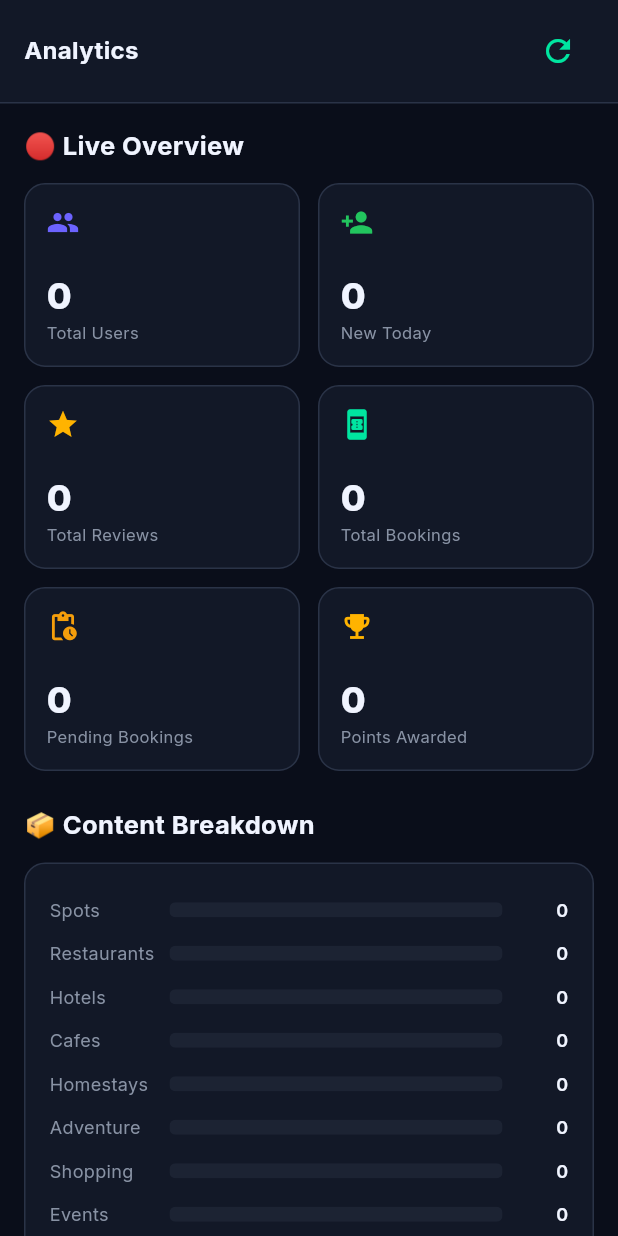
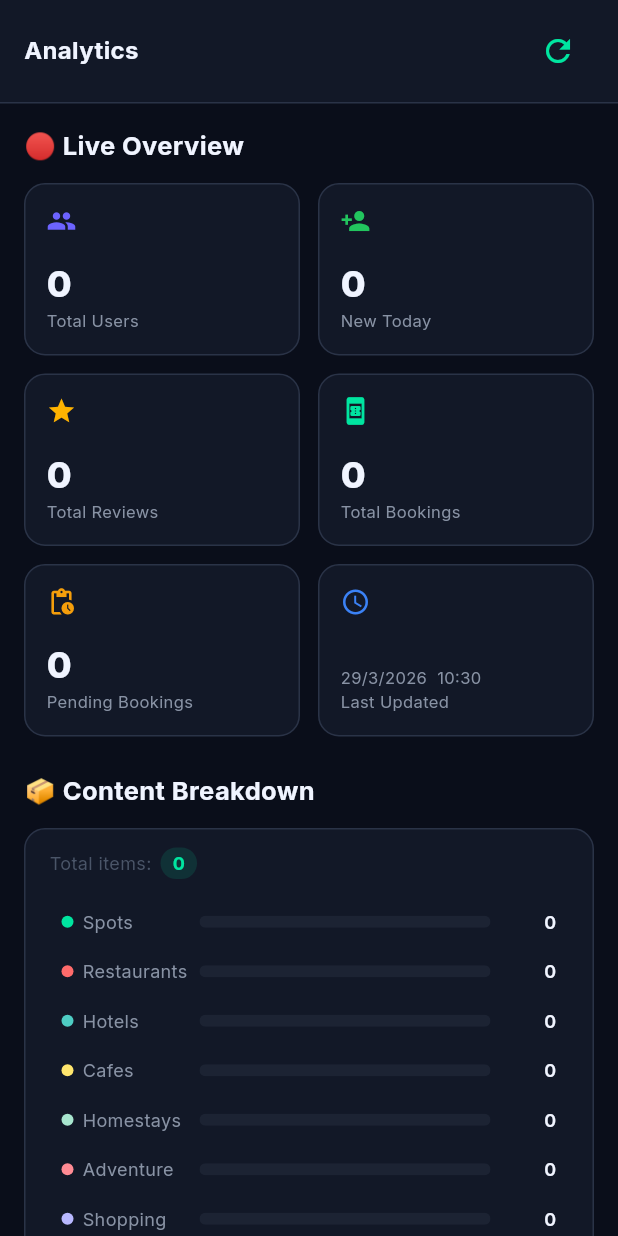
Before and after one commit to tluangaralte3/spotsence, a Flutter app: the AdminAnalyticsScreen screen opened directly, on a phone screen of 412 x 824 dp. Run offline on Flutter 3.47's test engine with Material 3 defaults, Android fonts, the phone set to English and light mode, and no system bars; our stand-ins replace cached_network_image, carousel_slider, cloud_firestore, csv, dio, file_picker and 17 more; accounts and stored records are empty; network calls fail.

Commit message:
feat: Refactor admin controller and analytics screen for improved data fetching and UI updates

```diff
--- a/lib/main.dart
+++ b/lib/main.dart
@@ -8,6 +8,7 @@ import 'firebase_options.dart';
 
 Future<void> main() async {
   WidgetsFlutterBinding.ensureInitialized();
+
   try {
     await Firebase.initializeApp(
       options: DefaultFirebaseOptions.currentPlatform,
@@ -15,6 +16,7 @@ Future<void> main() async {
   } on FirebaseException catch (e) {
     if (e.code != 'duplicate-app') rethrow;
   }
+
   runApp(const ProviderScope(child: SpotMizoramApp()));
 }
 
--- a/lib/screens/admin/analytics/admin_analytics_screen.dart
+++ b/lib/screens/admin/analytics/admin_analytics_screen.dart
@@ -70,12 +70,9 @@ class AdminAnalyticsScreen extends ConsumerWidget {
                   counts.when(
                     loading: () => const _LoadingCard(),
                     error: (e, _) => _ErrorCard(message: e.toString()),
-                    data: (c) => _ContentBarChart(counts: c),
+                    data: (c) => _InteractiveBarChart(counts: c),
                   ),
-                  const SizedBox(height: 24),
-                  const _SectionHeader('ℹ️ Analytics Note'),
-                  const SizedBox(height: 8),
-                  const _NoteCard(),
+                  const SizedBox(height: 16),
                 ],
               ),
             ),
@@ -96,11 +93,10 @@ class _LiveStatsSection extends StatelessWidget {
 
   @override
   Widget build(BuildContext context) {
-    final col = context.col;
     return Column(
       crossAxisAlignment: CrossAxisAlignment.start,
       children: [
-        _SectionHeader('🔴 Live Overview'),
+        const _SectionHeader('🔴 Live Overview'),
         const SizedBox(height: 12),
         GridView.count(
           crossAxisCount: 2,
@@ -108,7 +104,7 @@ class _LiveStatsSection extends StatelessWidget {
           physics: const NeverScrollableScrollPhysics(),
           crossAxisSpacing: 12,
           mainAxisSpacing: 12,
-          childAspectRatio: 1.5,
+          childAspectRatio: 1.6,
           children: [
             _LiveStatCard(
               label: 'Total Users',
@@ -141,22 +137,14 @@ class _LiveStatsSection extends StatelessWidget {
               color: AppColors.warning,
             ),
             _LiveStatCard(
-              label: 'Points Awarded',
-              value: snap.totalPointsAwarded,
-              icon: Icons.emoji_events,
-              color: AppColors.gold,
+              label: 'Last Updated',
+              value: null,
+              icon: Icons.schedule,
+              color: AppColors.info,
+              subtitle: snap.updatedAt != null ? _fmt(snap.updatedAt!) : '—',
             ),
           ],
         ),
-        if (snap.updatedAt != null) ...[
-          const SizedBox(height: 8),
-          Center(
-            child: Text(
-              'Last updated: ${_fmt(snap.updatedAt!)}',
-              style: TextStyle(color: col.textMuted, fontSize: 11),
-            ),
-          ),
-        ],
       ],
     );
   }
@@ -167,7 +155,8 @@ class _LiveStatsSection extends StatelessWidget {
 
 class _LiveStatCard extends StatelessWidget {
   final String label;
-  final int value;
+  final int? value;
+  final String? subtitle;
   final IconData icon;
   final Color color;
   const _LiveStatCard({
@@ -175,6 +164,7 @@ class _LiveStatCard extends StatelessWidget {
     required this.value,
     required this.icon,
     required this.color,
+    this.subtitle,
   });
 
   @override
@@ -191,8 +181,9 @@ class _LiveStatCard extends StatelessWidget {
         crossAxisAlignment: CrossAxisAlignment.start,
         mainAxisAlignment: MainAxisAlignment.center,
         children: [
-          Icon(icon, color: color, size: 22),
+          Icon(icon, color: color, size: 20),
           const Spacer(),
+          if (value != null)
             Text(
               value.toString(),
               style: TextStyle(
@@ -200,8 +191,19 @@ class _LiveStatCard extends StatelessWidget {
                 fontSize: 24,
                 fontWeight: FontWeight.w800,
               ),
+            )
+          else
+            Text(
+              subtitle ?? '—',
+              style: TextStyle(
+                color: col.textSecondary,
+                fontSize: 11,
               ),
-          Text(label, style: TextStyle(color: col.textSecondary, fontSize: 11)),
+            ),
+          Text(
+            label,
+            style: TextStyle(color: col.textSecondary, fontSize: 11),
+          ),
         ],
       ),
     );
@@ -209,14 +211,24 @@ class _LiveStatCard extends StatelessWidget {
 }
 
 // ─────────────────────────────────────────────────────────────────────────────
-// Simple horizontal bar chart for collection counts
+// Interactive animated bar chart
 // ─────────────────────────────────────────────────────────────────────────────
 
-class _ContentBarChart extends StatelessWidget {
+class _InteractiveBarChart extends StatefulWidget {
   final Map<String, int> counts;
-  const _ContentBarChart({required this.counts});
+  const _InteractiveBarChart({required this.counts});
 
-  static const _order = [
+  @override
+  State<_InteractiveBarChart> createState() => _InteractiveBarChartState();
+}
+
+class _InteractiveBarChartState extends State<_InteractiveBarChart>
+    with SingleTickerProviderStateMixin {
+  late AnimationController _ctrl;
+  late Animation<double> _anim;
+  int? _selectedIdx;
+
+  static const _entries = [
     ('spots', 'Spots', AppColors.primary),
     ('restaurants', 'Restaurants', Color(0xFFFF6B6B)),
     ('hotels', 'Hotels', Color(0xFF4ECDC4)),
@@ -230,61 +242,213 @@ class _ContentBarChart extends StatelessWidget {
   ];
 
   @override
+  void initState() {
+    super.initState();
+    _ctrl = AnimationController(
+      vsync: this,
+      duration: const Duration(milliseconds: 900),
+    );
+    _anim = CurvedAnimation(parent: _ctrl, curve: Curves.easeOutCubic);
+    _ctrl.forward();
+  }
+
+  @override
+  void dispose() {
+    _ctrl.dispose();
+    super.dispose();
+  }
+
+  int get _maxCount =>
+      _entries.fold(1, (prev, e) => (widget.counts[e.$1] ?? 0) > prev ? (widget.counts[e.$1] ?? 0) : prev);
+
+  int get _totalCount =>
+      _entries.fold(0, (sum, e) => sum + (widget.counts[e.$1] ?? 0));
+
+  @override
   Widget build(BuildContext context) {
     final col = context.col;
-    final maxCount = counts.values.fold(1, (a, b) => a > b ? a : b);
+    final total = _totalCount;
 
+    return AnimatedBuilder(
+      animation: _anim,
+      builder: (context, _) {
         return Container(
-      padding: const EdgeInsets.all(16),
+          padding: const EdgeInsets.symmetric(vertical: 12, horizontal: 16),
           decoration: BoxDecoration(
             color: col.surface,
             borderRadius: BorderRadius.circular(14),
             border: Border.all(color: col.border),
           ),
           child: Column(
-        children: _order.map((meta) {
-          final (key, label, color) = meta;
-          final count = counts[key] ?? 0;
-          final ratio = maxCount == 0 ? 0.0 : count / maxCount;
-          return Padding(
-            padding: const EdgeInsets.symmetric(vertical: 6),
+            crossAxisAlignment: CrossAxisAlignment.start,
+            children: [
+              // Total badge
+              Row(
+                children: [
+                  Text(
+                    'Total items:',
+                    style: TextStyle(color: col.textMuted, fontSize: 12),
+                  ),
+                  const SizedBox(width: 6),
+                  Container(
+                    padding: const EdgeInsets.symmetric(
+                      horizontal: 8,
+                      vertical: 2,
+                    ),
+                    decoration: BoxDecoration(
+                      color: AppColors.primary.withValues(alpha: 0.12),
+                      borderRadius: BorderRadius.circular(20),
+                    ),
+                    child: Text(
+                      total.toString(),
+                      style: const TextStyle(
+                        color: AppColors.primary,
+                        fontWeight: FontWeight.w700,
+                        fontSize: 12,
+                      ),
+                    ),
+                  ),
+                  if (_selectedIdx != null) ...[
+                    const Spacer(),
+                    GestureDetector(
+                      onTap: () => setState(() => _selectedIdx = null),
+                      child: Text(
+                        'Clear',
+                        style: TextStyle(
+                          color: col.textMuted,
+                          fontSize: 12,
+                          decoration: TextDecoration.underline,
+                        ),
+                      ),
+                    ),
+                  ],
+                ],
+              ),
+              const SizedBox(height: 14),
+              ...List.generate(_entries.length, (i) => _buildRow(context, i, total)),
+            ],
+          ),
+        );
+      },
+    );
+  }
+
+  Widget _buildRow(BuildContext context, int i, int total) {
+    final col = context.col;
+    final (key, label, color) = _entries[i];
+    final count = widget.counts[key] ?? 0;
+    final maxCount = _maxCount;
+    final ratio = maxCount == 0 ? 0.0 : (count / maxCount) * _anim.value;
+    final isSelected = _selectedIdx == i;
+    final isDimmed = _selectedIdx != null && !isSelected;
+    final pct = total == 0 ? 0.0 : count / total * 100;
+
+    return GestureDetector(
+      onTap: () => setState(() => _selectedIdx = isSelected ? null : i),
+      child: AnimatedContainer(
+        duration: const Duration(milliseconds: 200),
+        margin: const EdgeInsets.only(bottom: 4),
+        padding: const EdgeInsets.symmetric(vertical: 6, horizontal: 8),
+        decoration: BoxDecoration(
+          color: isSelected ? color.withValues(alpha: 0.08) : Colors.transparent,
+          borderRadius: BorderRadius.circular(8),
+        ),
         child: Row(
           children: [
+            // Dot + label
+            AnimatedOpacity(
+              opacity: isDimmed ? 0.35 : 1.0,
+              duration: const Duration(milliseconds: 200),
+              child: Row(
+                children: [
+                  Container(
+                    width: 8,
+                    height: 8,
+                    decoration: BoxDecoration(
+                      shape: BoxShape.circle,
+                      color: color,
+                    ),
+                  ),
+                  const SizedBox(width: 6),
                   SizedBox(
-                  width: 80,
+                    width: 78,
                     child: Text(
                       label,
-                    style: TextStyle(color: col.textSecondary, fontSize: 12),
+                      style: TextStyle(
+                        color: isSelected ? col.textPrimary : col.textSecondary,
+                        fontSize: 12,
+                        fontWeight: isSelected ? FontWeight.w600 : FontWeight.normal,
                       ),
                     ),
+                  ),
+                ],
+              ),
+            ),
+            // Bar
             Expanded(
+              child: AnimatedOpacity(
+                opacity: isDimmed ? 0.3 : 1.0,
+                duration: const Duration(milliseconds: 200),
                 child: ClipRRect(
                   borderRadius: BorderRadius.circular(4),
                   child: LinearProgressIndicator(
                     value: ratio,
-                      minHeight: 10,
+                    minHeight: isSelected ? 12 : 8,
                     backgroundColor: col.surfaceElevated,
                     valueColor: AlwaysStoppedAnimation(color),
                   ),
                 ),
               ),
+            ),
             const SizedBox(width: 8),
-                SizedBox(
+            // Count + pct when selected
+            AnimatedSwitcher(
+              duration: const Duration(milliseconds: 200),
+              child: isSelected
+                  ? SizedBox(
+                      width: 72,
+                      key: ValueKey('sel_$i'),
+                      child: Column(
+                        crossAxisAlignment: CrossAxisAlignment.end,
+                        mainAxisSize: MainAxisSize.min,
+                        children: [
+                          Text(
+                            count.toString(),
+                            textAlign: TextAlign.right,
+                            style: TextStyle(
+                              color: col.textPrimary,
+                              fontSize: 13,
+                              fontWeight: FontWeight.w700,
+                            ),
+                          ),
+                          Text(
+                            '${pct.toStringAsFixed(1)}%',
+                            textAlign: TextAlign.right,
+                            style: TextStyle(
+                              color: color,
+                              fontSize: 10,
+                              fontWeight: FontWeight.w600,
+                            ),
+                          ),
+                        ],
+                      ),
+                    )
+                  : SizedBox(
                       width: 36,
+                      key: ValueKey('norm_$i'),
                       child: Text(
                         count.toString(),
                         textAlign: TextAlign.right,
                         style: TextStyle(
-                      color: col.textPrimary,
+                          color: isDimmed ? col.textMuted : col.textPrimary,
                           fontSize: 12,
                           fontWeight: FontWeight.w600,
                         ),
                       ),
                     ),
+            ),
           ],
         ),
-          );
-        }).toList(),
       ),
     );
   }
@@ -334,40 +498,3 @@ class _ErrorCard extends StatelessWidget {
     child: Text(message, style: const TextStyle(color: AppColors.error)),
   );
 }
-
-class _NoteCard extends StatelessWidget {
-  const _NoteCard();
-  @override
-  Widget build(BuildContext context) {
-    final col = context.col;
-    return Container(
-      padding: const EdgeInsets.all(14),
-      decoration: BoxDecoration(
-        color: AppColors.info.withValues(alpha: 0.08),
-        borderRadius: BorderRadius.circular(12),
-        border: Border.all(color: AppColors.info.withValues(alpha: 0.3)),
-      ),
-      child: Row(
-        crossAxisAlignment: CrossAxisAlignment.start,
-        children: [
-          const Icon(Icons.info_outline, color: AppColors.info, size: 18),
-          const SizedBox(width: 10),
-          Expanded(
-            child: Text(
-              'The Live Overview section reads from the '
-              '`app_analytics/daily_snapshot` Firestore document. '
-              'Populate this document from a Cloud Function or '
-              'scheduled job. The Content Breakdown uses live '
-              'Firestore count aggregation queries.',
-              style: TextStyle(
-                color: col.textSecondary,
-                fontSize: 12,
-                height: 1.5,
-              ),
-            ),
-          ),
-        ],
-      ),
-    );
-  }
-}
```
Also changed, not shown: lib/controllers/admin_controller.dart (+67 -27 lines), lib/screens/admin/listings/admin_listings_screen.dart (+16 -13 lines), lib/services/admin_service.dart (+52 -8 lines). Lines whose indentation alone changed are shown as unchanged.
